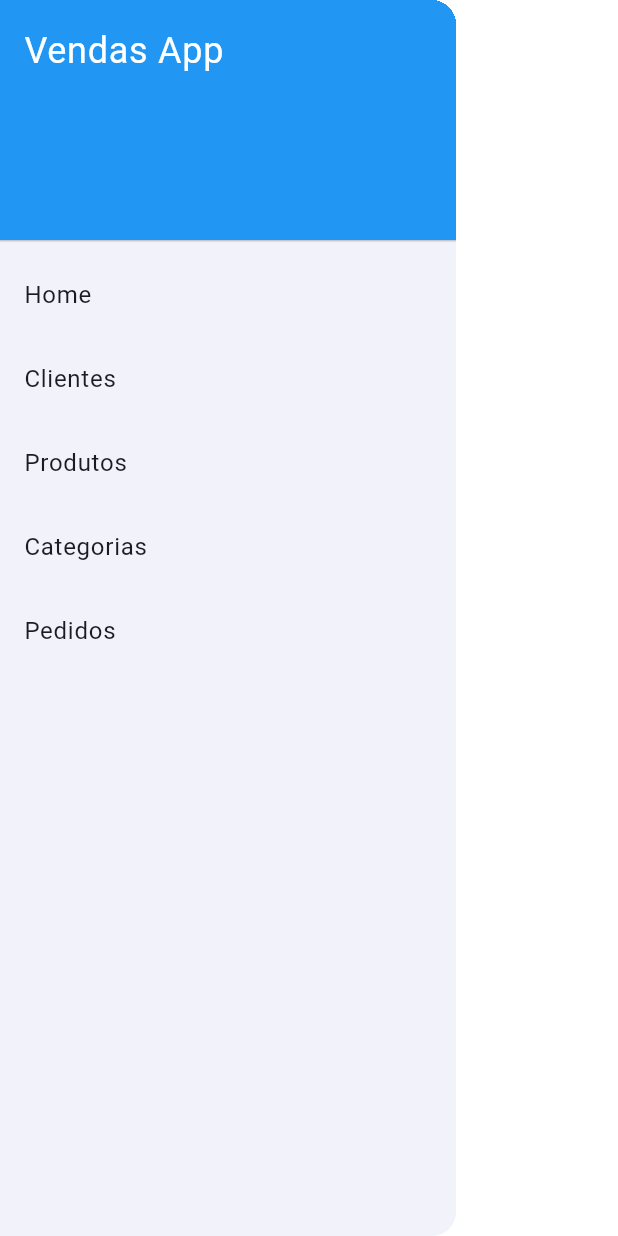
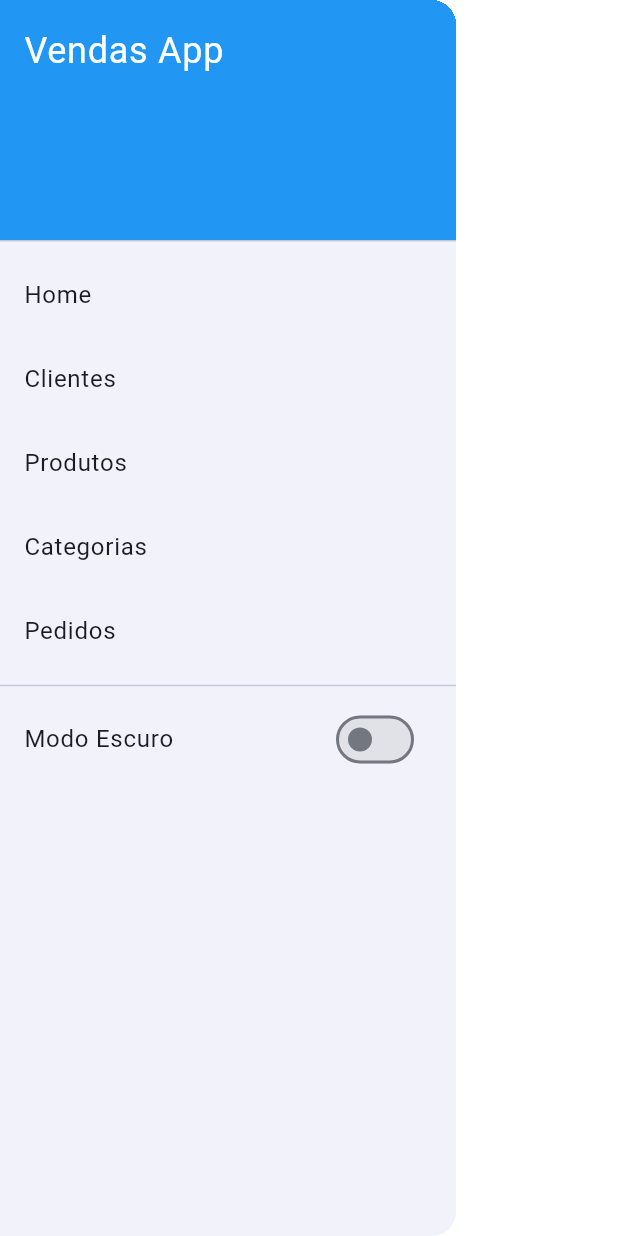
Before and after one commit to brendobrito2002/dam-atividades-2026, a Flutter app: the CustomDrawer widget shown alone on an empty page, opened directly, on a phone screen of 412 x 824 dp. Run offline on Flutter 3.47's test engine with Material 3 defaults, Android fonts, the phone set to English and light mode, and no system bars; our stand-ins replace flutter_swipe_action_cell, google_fonts, sqflite; missing offline and left inert: flutter_staggered_animations_plus; accounts and stored records are empty; network calls fail.

Commit message:
feat(atividade 4: parte 3 e parte 4): estado consumido e mudanca do thememode no materialapp, switch no drawer que executa a mudanca do tema

```diff
--- a/atividade_04/lib/src/features/home/widgets/drawer.dart
+++ b/atividade_04/lib/src/features/home/widgets/drawer.dart
@@ -1,10 +1,14 @@
 import 'package:flutter/material.dart';
+import 'package:provider/provider.dart';
+import 'package:vendas_app/src/features/settings/settings_viewmodel.dart';
 
 class CustomDrawer extends StatelessWidget {
   const CustomDrawer({super.key});
 
   @override
   Widget build(BuildContext context) {
+    final settingsViewModel = context.watch<SettingsViewModel>();
+
     return Drawer(
       child: ListView(
         padding: EdgeInsets.zero,
@@ -46,6 +50,14 @@ class CustomDrawer extends StatelessWidget {
               Navigator.pushNamed(context, '/orders');
             },
           ),
+          const Divider(),
+          SwitchListTile(
+            title: const Text('Modo Escuro'),
+            value: settingsViewModel.isDarkMode,
+            onChanged: (_) {
+              settingsViewModel.toggleTheme();
+            },
+          ),
         ],
       ),
     );
--- a/atividade_04/lib/src/features/settings/settings_viewmodel.dart
+++ b/atividade_04/lib/src/features/settings/settings_viewmodel.dart
@@ -3,7 +3,7 @@ import 'package:flutter/widgets.dart';
 class SettingsViewModel extends ChangeNotifier{
   bool _isDarkMode = false;
 
-  bool get darkMode{
+  bool get isDarkMode{
     return _isDarkMode;
   }
 
```
Also changed, not shown: atividade_04/lib/src/app.dart (+8 -3 lines).
